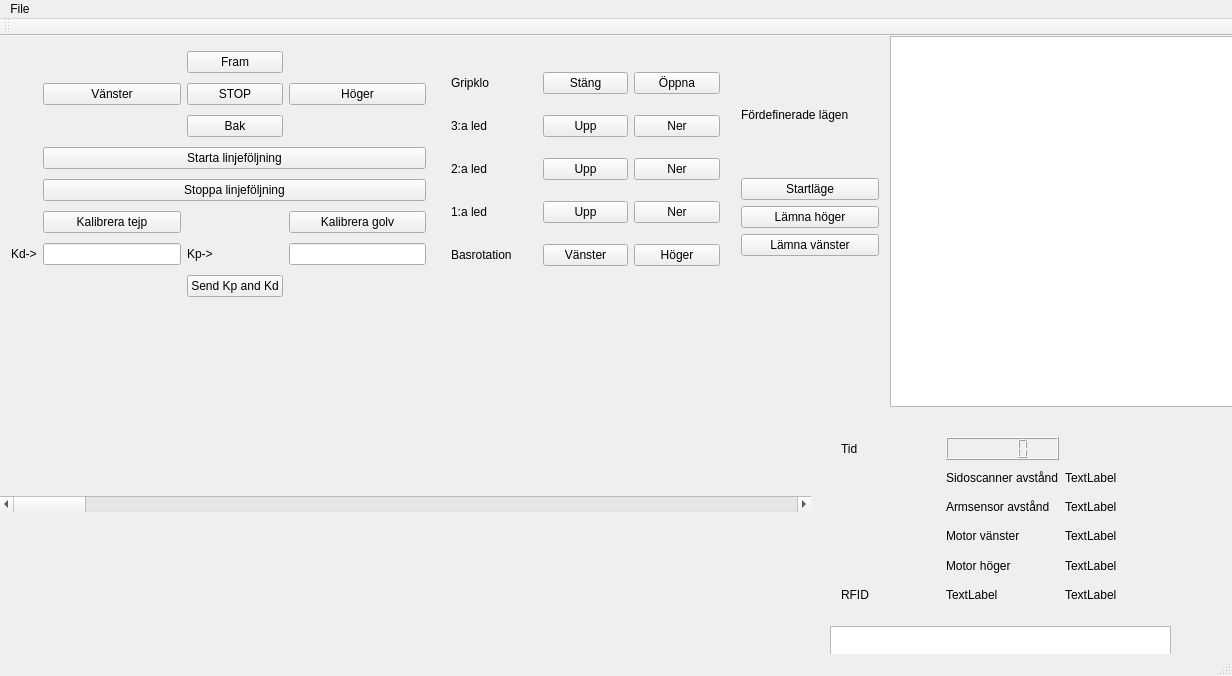
Above: PC-interface/mainwindow.ui from TSEA56-2014-Grupp-1/Lagerrobot before the change. Below: the same form after it.
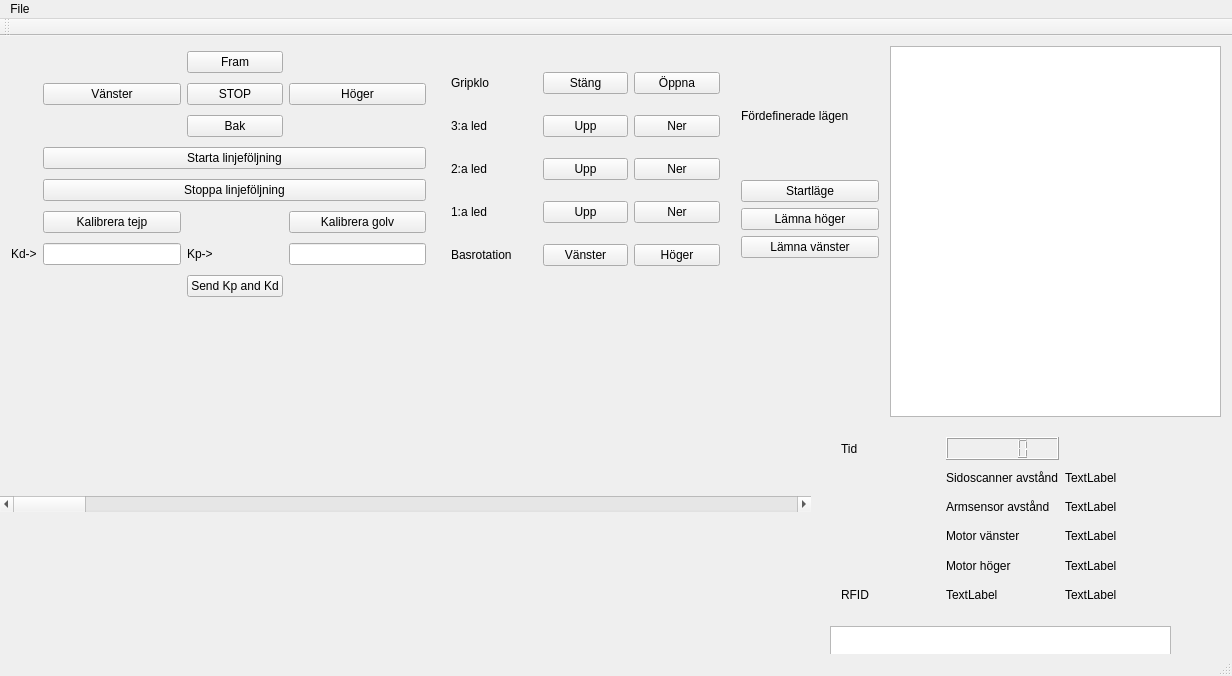
That is the form after the change. Custom widgets are drawn as their Qt base class.

Commit message: Removed qDebugs

The edit to the form file:
```diff
--- a/PC-interface/mainwindow.ui
+++ b/PC-interface/mainwindow.ui
@@ -344,7 +344,7 @@
       <x>730</x>
       <y>10</y>
       <width>160</width>
-      <height>221</height>
+      <height>223</height>
      </rect>
     </property>
     <layout class="QVBoxLayout" name="verticalLayout">
@@ -382,8 +382,8 @@
     <property name="geometry">
      <rect>
       <x>890</x>
-      <y>0</y>
-      <width>381</width>
+      <y>10</y>
+      <width>331</width>
       <height>371</height>
      </rect>
     </property>
```
The commit also changes 2 other files.
